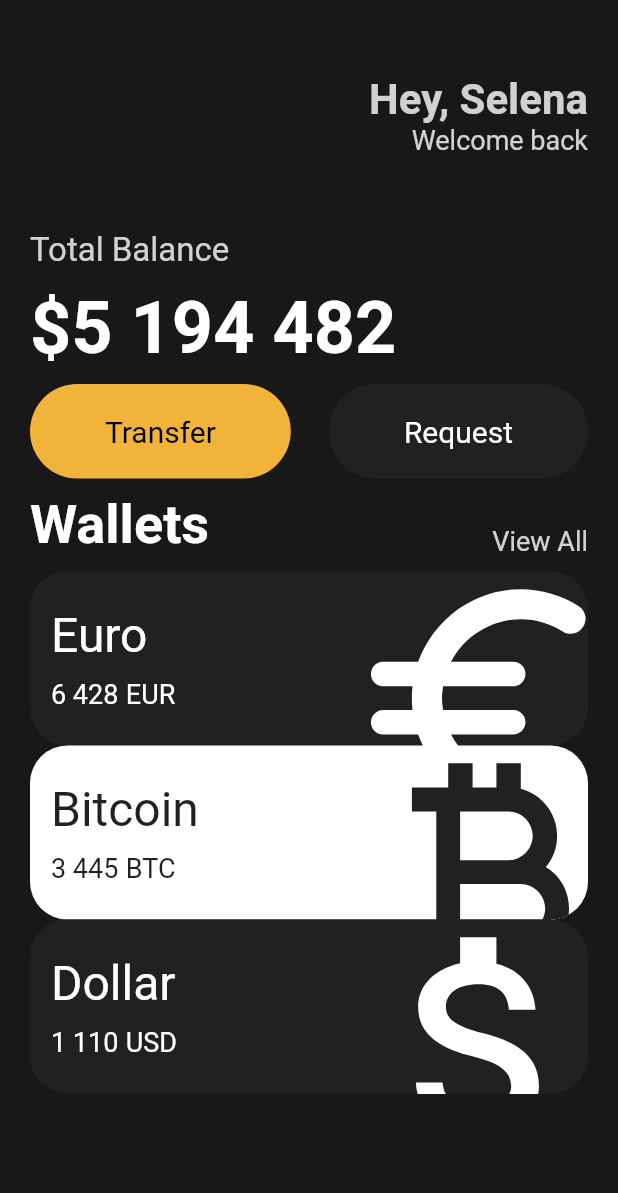
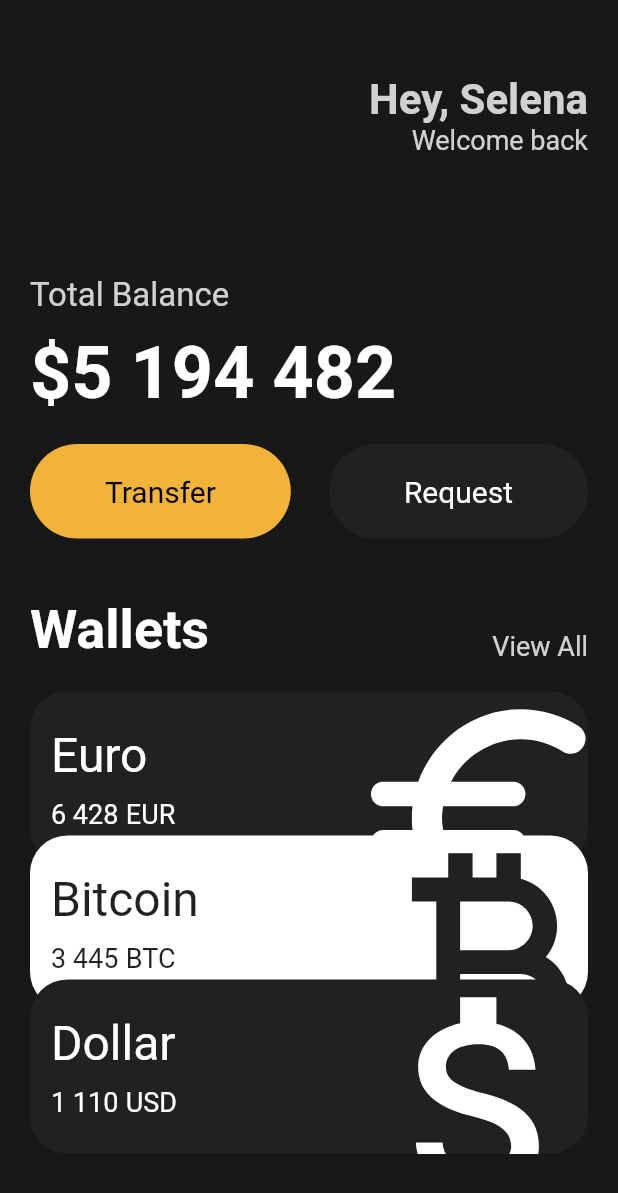
Before and after one commit to a17876/wallet_flutter, a Flutter app: the screen it shows after launch, on a phone screen of 412 x 824 dp. Shown: the top 1193 px of the screen. Run offline on Flutter 3.47's test engine with Material 2 defaults, Android fonts, the phone set to English and light mode, and no system bars.

Commit message:
Refactoring - move the Transform.translate to the CurrencyCard

```diff
--- a/lib/main.dart
+++ b/lib/main.dart
@@ -14,7 +14,8 @@ class App extends StatelessWidget {
     return MaterialApp(
         home: Scaffold(
       backgroundColor: const Color(0xFF181818),
-      body: Padding(
+      body: SingleChildScrollView(
+        child: Padding(
           padding: const EdgeInsets.symmetric(
             horizontal: 20,
           ),
@@ -50,7 +51,7 @@ class App extends StatelessWidget {
                 ],
               ),
               const SizedBox(
-              height: 50, // 120
+                height: 80, // 120
               ),
               Text(
                 'Total Balance',
@@ -71,7 +72,7 @@ class App extends StatelessWidget {
                 ),
               ),
               const SizedBox(
-              height: 10, //30
+                height: 20, //30
               ),
               const Row(
                 mainAxisAlignment: MainAxisAlignment.spaceBetween,
@@ -87,7 +88,7 @@ class App extends StatelessWidget {
                 ],
               ),
               const SizedBox(
-              height: 10, //50
+                height: 40, //50
               ),
               Row(
                 crossAxisAlignment: CrossAxisAlignment.end,
@@ -111,7 +112,7 @@ class App extends StatelessWidget {
                 ],
               ),
               const SizedBox(
-              height: 10, //20
+                height: 20, //20
               ),
               const CurrencyCard(
                 name: "Euro",
@@ -119,6 +120,7 @@ class App extends StatelessWidget {
                 amount: "6 428",
                 icon: Icons.euro_rounded,
                 isInverted: false,
+                order: 0,
               ),
               const CurrencyCard(
                 name: "Bitcoin",
@@ -126,6 +128,7 @@ class App extends StatelessWidget {
                 amount: "3 445",
                 icon: Icons.currency_bitcoin,
                 isInverted: true,
+                order: 2,
               ),
               const CurrencyCard(
                 name: "Dollar",
@@ -133,8 +136,10 @@ class App extends StatelessWidget {
                 amount: "1 110",
                 icon: Icons.attach_money_outlined,
                 isInverted: false,
+                order: 4,
               ),
             ],
+          ),
         ),
       ),
     ));
--- a/lib/widgets/currency_card.dart
+++ b/lib/widgets/currency_card.dart
@@ -8,15 +8,19 @@ class CurrencyCard extends StatelessWidget {
     required this.amount,
     required this.icon,
     required this.isInverted,
+    required this.order,
   });
   final String name, code, amount;
   final IconData icon;
   final bool isInverted;
   final _blackColor = const Color(0xFF1F2123);
+  final num order;
 
   @override
   Widget build(BuildContext context) {
-    return Container(
+    return Transform.translate(
+      offset: Offset(0, order * (-10)),
+      child: Container(
         clipBehavior: Clip.hardEdge,
         decoration: BoxDecoration(
           color: isInverted ? Colors.white : _blackColor,
@@ -73,6 +77,7 @@ class CurrencyCard extends StatelessWidget {
             ],
           ),
         ),
+      ),
     );
   }
 }
```
Lines whose indentation alone changed are shown as unchanged.
